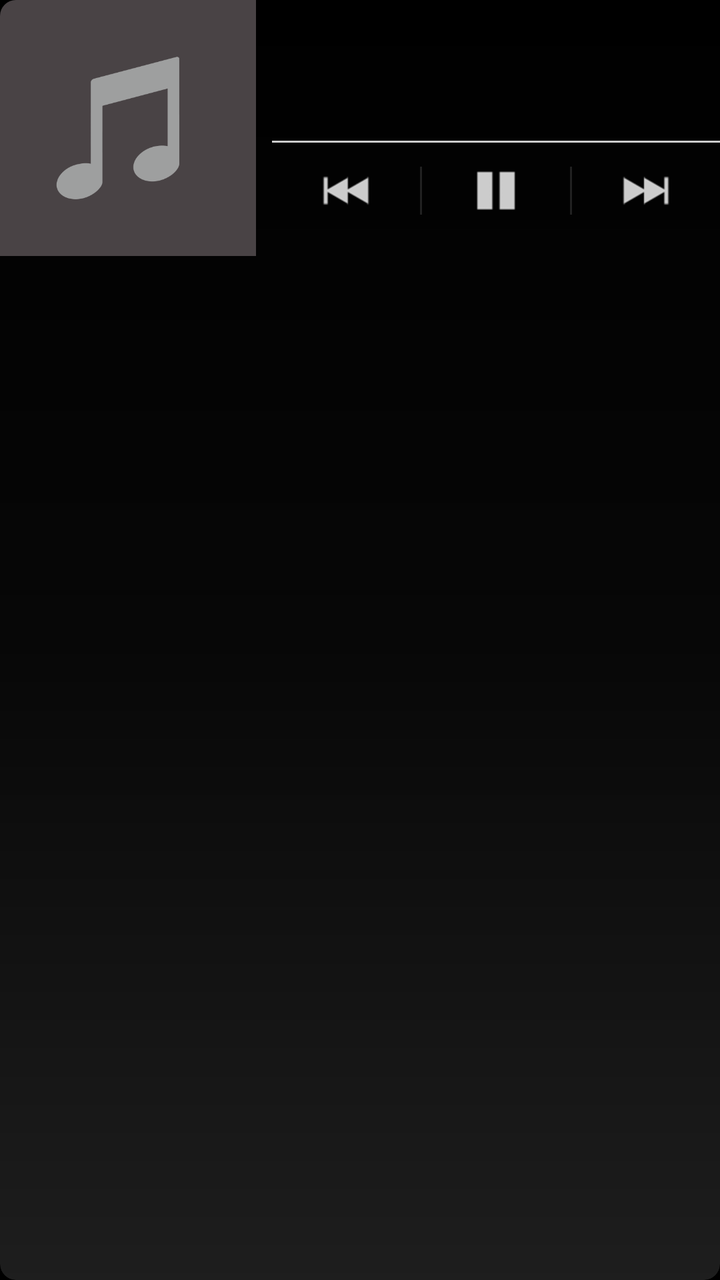
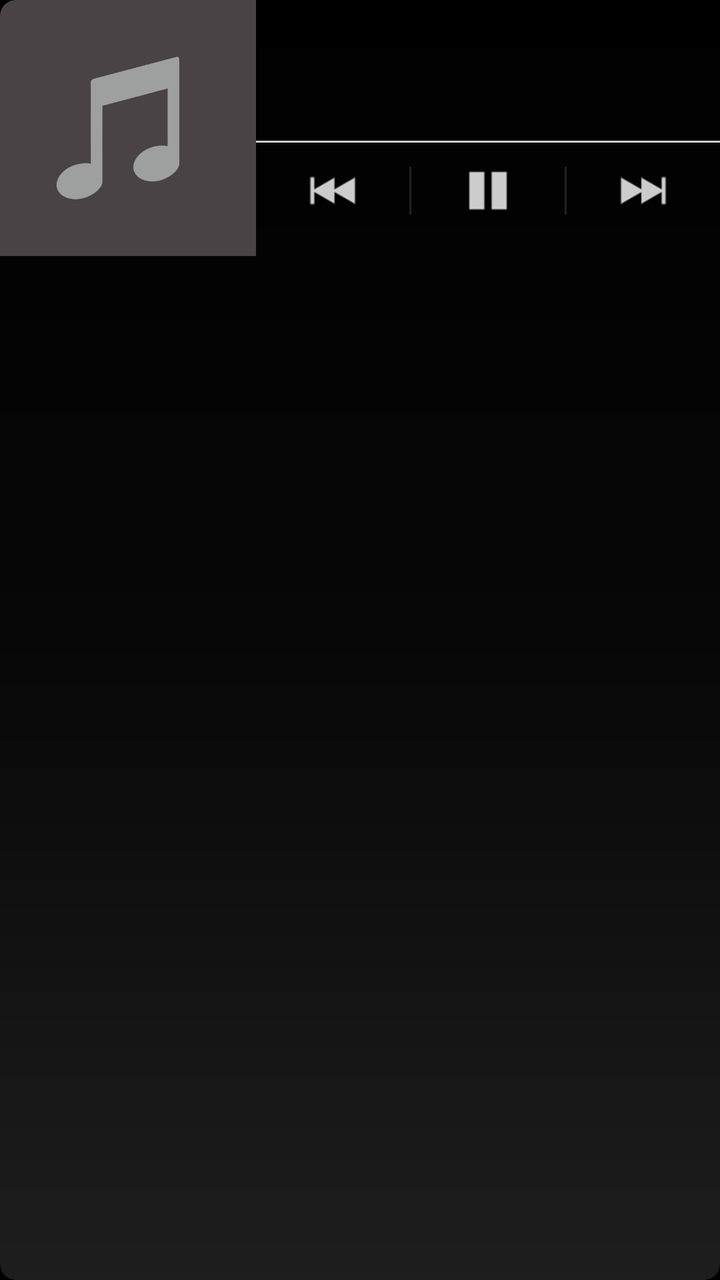

Two renders of the same Android screen: before a commit and after it. Below are the layout's source before the change and the commit's diff.
<!-- AndroidManifest.xml: application theme Apollo.Theme.Dark -->
<!-- res/layout/app_widget_large.xml -->
<?xml version="1.0" encoding="utf-8"?>
<LinearLayout xmlns:android="http://schemas.android.com/apk/res/android"
	xmlns:tools="http://schemas.android.com/tools"
	android:orientation="horizontal"
	android:layout_width="match_parent"
	android:layout_height="@dimen/app_widget_large_min_height"
	android:background="@drawable/widget_background"
	android:clipToOutline="true"
	tools:ignore="ContentDescription,RtlSymmetry,UnusedAttribute">

	<ImageView
		android:id="@+id/app_widget_large_image"
		android:layout_width="@dimen/notification_expanded_height"
		android:layout_height="@dimen/notification_expanded_height"
		android:src="@drawable/default_artwork"
		android:scaleType="centerCrop" />

	<LinearLayout
		android:id="@+id/app_widget_large_info_container"
		android:orientation="vertical"
		android:layout_width="0dp"
		android:layout_height="@dimen/notification_expanded_height"
		android:layout_weight="1"
		android:paddingStart="@dimen/notification_info_container_padding_left"
		android:gravity="center">

		<TextView
			android:id="@+id/app_widget_large_line_one"
			android:textColor="@android:color/white"
			android:textSize="@dimen/text_size_medium"
			android:textStyle="bold"
			style="@style/NotificationText" />

		<TextView
			android:id="@+id/app_widget_large_line_two"
			android:textColor="@color/transparent_white"
			android:textSize="@dimen/text_size_small"
			style="@style/NotificationText" />

		<TextView
			android:id="@+id/app_widget_large_line_three"
			android:textColor="@color/transparent_white"
			android:textSize="@dimen/text_size_small"
			style="@style/NotificationText" />

		<ImageView
			android:layout_width="match_parent"
			android:layout_height="1dp"
			android:layout_marginTop="2dp"
			android:src="@color/transparent_white" />

		<LinearLayout
			android:orientation="horizontal"
			android:layout_width="match_parent"
			android:layout_height="wrap_content"
			android:gravity="center_vertical"
			android:layout_gravity="fill_horizontal"
			android:divider="?android:listDivider"
			android:dividerPadding="@dimen/notification_expanded_buttons_divider_padding"
			android:showDividers="middle">

			<ImageButton
				android:id="@+id/app_widget_large_previous"
				android:layout_width="0dp"
				android:layout_height="@dimen/notification_expanded_button_height"
				android:layout_weight="1"
				android:background="@android:color/transparent"
				android:padding="@dimen/notification_expanded_button_padding"
				android:contentDescription="@string/accessibility_prev"
				android:src="@drawable/btn_playback_previous" />

			<ImageButton
				android:id="@+id/app_widget_large_play"
				android:layout_width="0dp"
				android:layout_height="@dimen/notification_expanded_button_height"
				android:layout_weight="1"
				android:background="@android:color/transparent"
				android:padding="@dimen/notification_expanded_button_padding"
				android:src="@drawable/btn_playback_pause" />

			<ImageButton
				android:id="@+id/app_widget_large_next"
				android:layout_width="0dp"
				android:layout_height="@dimen/notification_expanded_button_height"
				android:layout_weight="1"
				android:background="@android:color/transparent"
				android:padding="@dimen/notification_expanded_button_padding"
				android:contentDescription="@string/accessibility_next"
				android:src="@drawable/btn_playback_next" />

		</LinearLayout>

	</LinearLayout>

</LinearLayout>
<!-- resources referenced by this layout -->
<resources>
  <color name="transparent_white">#ffcccccc</color>
  <dimen name="app_widget_large_min_height">128.0dp</dimen>
  <dimen name="notification_expanded_button_height">48.0dp</dimen>
  <dimen name="notification_expanded_button_padding">10.0dp</dimen>
  <dimen name="notification_expanded_buttons_divider_padding">12.0dp</dimen>
  <dimen name="notification_expanded_height">128.0dp</dimen>
  <dimen name="notification_info_container_padding_left">8.0dp</dimen>
  <dimen name="text_size_medium">16.0sp</dimen>
  <dimen name="text_size_small">14.0sp</dimen>
  <!-- drawable btn_playback_next: png bitmap (drawable-hdpi, 1521 bytes) -->
  <!-- drawable btn_playback_pause: png bitmap (drawable-hdpi, 1114 bytes) -->
  <!-- drawable btn_playback_previous: png bitmap (drawable-hdpi, 1503 bytes) -->
  <!-- drawable default_artwork: png bitmap (drawable-hdpi, 4712 bytes) -->
  <!-- drawable widget_background (drawable) -->
  <?xml version="1.0" encoding="utf-8"?>
  <shape xmlns:android="http://schemas.android.com/apk/res/android">
  	<corners android:radius="8dp" />
  
  	<gradient
  		android:type="linear"
  		android:angle="270"
  		android:startColor="#df000000"
  		android:centerColor="#df080808"
  		android:endColor="#df222222" />
  </shape>
  <string name="accessibility_next">Next</string>
  <string name="accessibility_prev">Previous</string>
  <style name="NotificationText">
  		<item name="android:layout_width">match_parent</item>
  		<item name="android:layout_height">wrap_content</item>
  		<item name="android:textColor">@android:color/white</item>
  		<item name="android:ellipsize">end</item>
  		<item name="android:fadingEdge">horizontal</item>
  		<item name="android:lines">1</item>
  	</style>
  <style name="Apollo.Theme.Dark" parent="Theme.AppCompat.NoActionBar">
  		<item name="android:colorPrimaryDark">@color/apollo_dark</item>
  		<item name="android:windowActionBar">false</item>
  		<item name="android:windowNoTitle">true</item>
  		<item name="android:colorAccent">@android:color/white</item>
  		<item name="android:colorBackground">@android:color/black</item>
  		<item name="android:windowContentOverlay">@null</item>
  		<item name="android:windowAnimationStyle">@style/TransactionPending</item>
  		<item name="android:navigationBarColor">@android:color/black</item>
  		<item name="android:fitsSystemWindows">true</item>
  	</style>
  <color name="apollo_dark">#ff0a0a0a</color>
  <style name="TransactionPending" parent="@android:style/Animation">
  		<item name="android:activityOpenEnterAnimation">@android:anim/fade_in</item>
  		<item name="android:activityOpenExitAnimation">@android:anim/fade_out</item>
  		<item name="android:activityCloseEnterAnimation">@android:anim/fade_in</item>
  		<item name="android:activityCloseExitAnimation">@android:anim/fade_out</item>
  	</style>
</resources>

<!-- the commit's change to res/layout/app_widget_large.xml (unified diff, before → after) -->
@@ -21,27 +21,29 @@
 		android:layout_width="0dp"
 		android:layout_height="@dimen/notification_expanded_height"
 		android:layout_weight="1"
-		android:paddingStart="@dimen/notification_info_container_padding_left"
 		android:gravity="center">
 
 		<TextView
 			android:id="@+id/app_widget_large_line_one"
+			android:paddingStart="@dimen/notification_info_container_padding_left"
 			android:textColor="@android:color/white"
 			android:textSize="@dimen/text_size_medium"
 			android:textStyle="bold"
-			style="@style/NotificationText" />
+			style="@style/WidgetTextStyle" />
 
 		<TextView
 			android:id="@+id/app_widget_large_line_two"
+			android:paddingStart="@dimen/notification_info_container_padding_left"
 			android:textColor="@color/transparent_white"
 			android:textSize="@dimen/text_size_small"
-			style="@style/NotificationText" />
+			style="@style/WidgetTextStyle" />
 
 		<TextView
 			android:id="@+id/app_widget_large_line_three"
+			android:paddingStart="@dimen/notification_info_container_padding_left"
 			android:textColor="@color/transparent_white"
 			android:textSize="@dimen/text_size_small"
-			style="@style/NotificationText" />
+			style="@style/WidgetTextStyle" />
 
 		<ImageView
 			android:layout_width="match_parent"
<!-- resource entries referenced after the edit -->
@@ -27,7 +27,7 @@
   </shape>
   <string name="accessibility_next">Next</string>
   <string name="accessibility_prev">Previous</string>
-  <style name="NotificationText">
+  <style name="WidgetTextStyle">
   		<item name="android:layout_width">match_parent</item>
   		<item name="android:layout_height">wrap_content</item>
   		<item name="android:textColor">@android:color/white</item>
